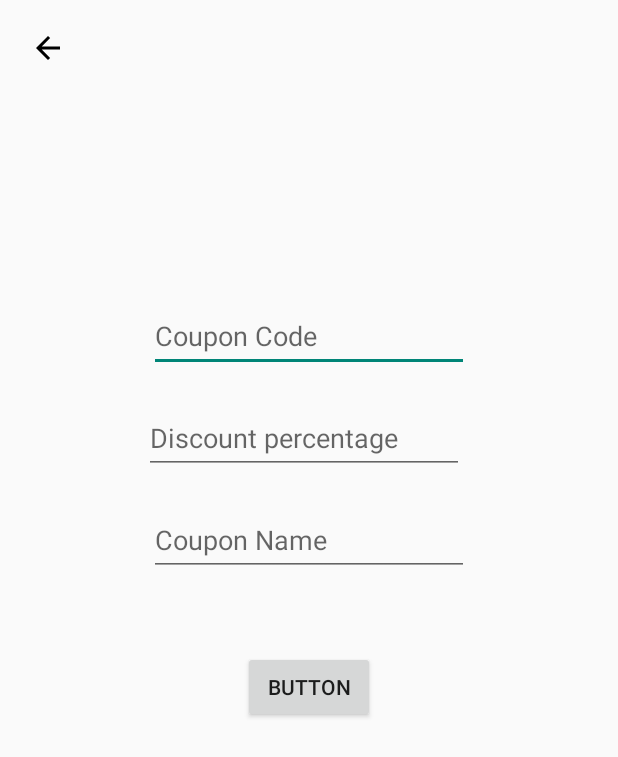
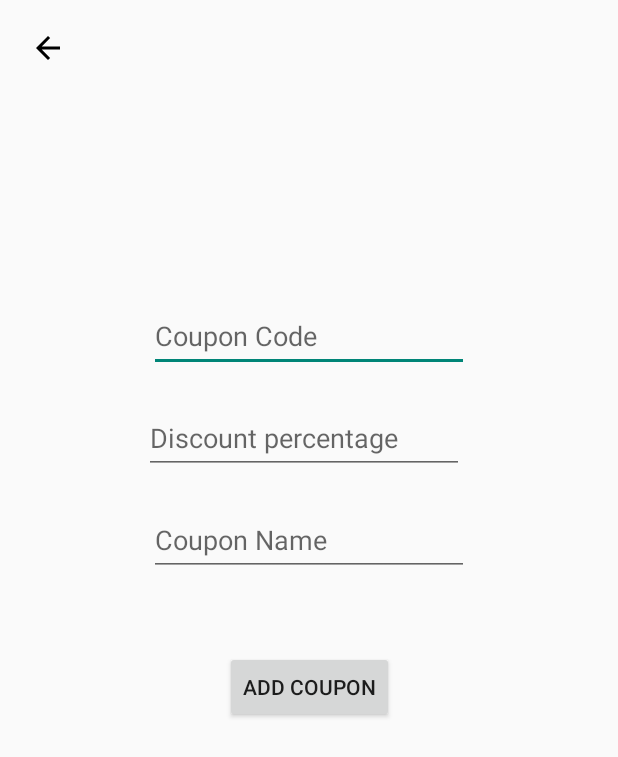
Before and after one commit to CuongPhucNguyen/MatchaShop, an Android app: the CreateCoupon screen opened directly, with no data from a screen before it, on a phone screen of 412 x 824 dp. Shown: the top 757 px of the screen. Run offline under Robolectric (Android 15) with nearby library versions, the phone set to English and light mode, and no system bars; our stand-ins replace Firebase (no records; nobody signed in at launch, a user with empty details on screens opened directly).

Commit message:
fix button name

```diff
--- a/app/src/main/res/layout/add_coupon.xml
+++ b/app/src/main/res/layout/add_coupon.xml
@@ -64,7 +64,7 @@
         android:layout_height="wrap_content"
         android:layout_marginTop="50dp"
         android:layout_marginBottom="300dp"
-        android:text="Button"
+        android:text="Add coupon"
         app:layout_constraintEnd_toEndOf="parent"
         app:layout_constraintStart_toStartOf="parent"
         app:layout_constraintTop_toBottomOf="@+id/DiscountName" />
```
